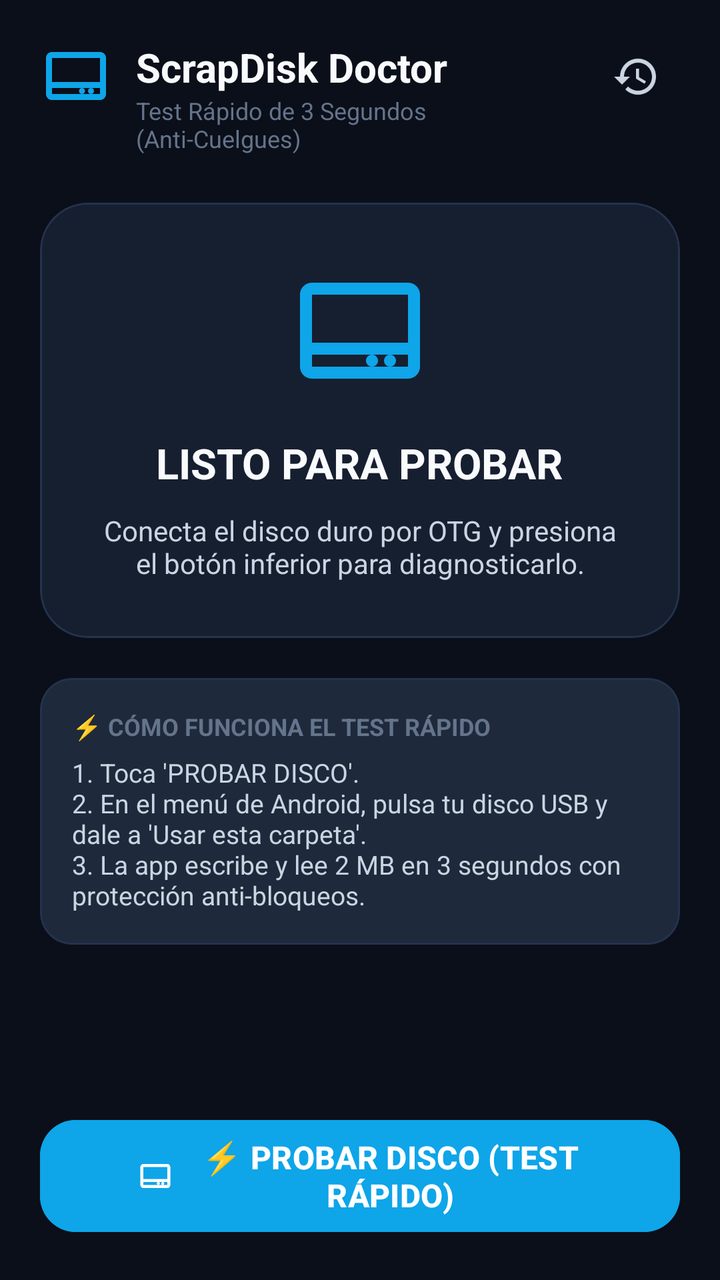
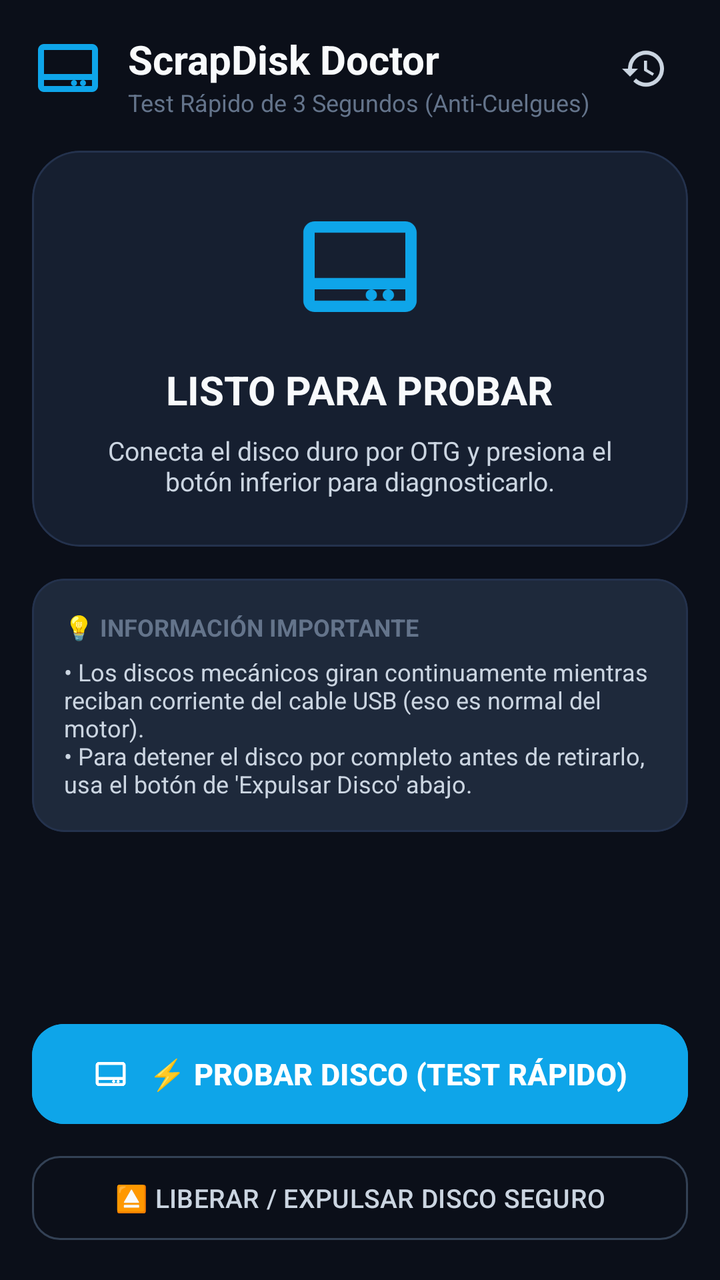

Before-and-after screenshots of an Android layout around one commit, followed by the original layout XML and the change that was made.
<!-- AndroidManifest.xml: application theme Theme.ScrapDiskDoctor -->
<!-- res/layout/activity_main.xml -->
<?xml version="1.0" encoding="utf-8"?>
<androidx.constraintlayout.widget.ConstraintLayout xmlns:android="http://schemas.android.com/apk/res/android"
    xmlns:app="http://schemas.android.com/apk/res-auto"
    xmlns:tools="http://schemas.android.com/tools"
    android:layout_width="match_parent"
    android:layout_height="match_parent"
    android:background="@color/bg_main"
    android:padding="20dp">

    
    <ImageView
        android:id="@+id/ivAppLogo"
        android:layout_width="36dp"
        android:layout_height="36dp"
        android:contentDescription="@string/app_name"
        android:src="@drawable/ic_harddrive"
        app:layout_constraintStart_toStartOf="parent"
        app:layout_constraintTop_toTopOf="parent"
        app:tint="@color/primary" />

    <TextView
        android:id="@+id/tvAppTitle"
        android:layout_width="0dp"
        android:layout_height="wrap_content"
        android:layout_marginStart="12dp"
        android:text="@string/app_name"
        android:textColor="@color/text_title"
        android:textSize="20sp"
        android:textStyle="bold"
        app:layout_constraintEnd_toStartOf="@id/btnOpenHistory"
        app:layout_constraintStart_toEndOf="@id/ivAppLogo"
        app:layout_constraintTop_toTopOf="@id/ivAppLogo" />

    <TextView
        android:id="@+id/tvAppSubtitle"
        android:layout_width="0dp"
        android:layout_height="wrap_content"
        android:text="Test Rápido de 3 Segundos (Anti-Cuelgues)"
        android:textColor="@color/text_muted"
        android:textSize="12sp"
        app:layout_constraintEnd_toEndOf="@id/tvAppTitle"
        app:layout_constraintStart_toStartOf="@id/tvAppTitle"
        app:layout_constraintTop_toBottomOf="@id/tvAppTitle" />

    <ImageButton
        android:id="@+id/btnOpenHistory"
        android:layout_width="44dp"
        android:layout_height="44dp"
        android:background="?attr/selectableItemBackgroundBorderless"
        android:contentDescription="@string/btn_history"
        android:src="@drawable/ic_history"
        app:layout_constraintBottom_toBottomOf="@id/ivAppLogo"
        app:layout_constraintEnd_toEndOf="parent"
        app:layout_constraintTop_toTopOf="@id/ivAppLogo"
        app:tint="@color/text_body" />

    
    <com.google.android.material.card.MaterialCardView
        android:id="@+id/cardStatus"
        android:layout_width="match_parent"
        android:layout_height="wrap_content"
        android:layout_marginTop="24dp"
        app:cardBackgroundColor="@color/bg_card"
        app:cardCornerRadius="24dp"
        app:cardElevation="0dp"
        app:strokeColor="#24324D"
        app:strokeWidth="1dp"
        app:layout_constraintTop_toBottomOf="@id/tvAppSubtitle">

        <LinearLayout
            android:layout_width="match_parent"
            android:layout_height="wrap_content"
            android:gravity="center"
            android:orientation="vertical"
            android:padding="28dp">

            <ImageView
                android:id="@+id/ivStatusIcon"
                android:layout_width="72dp"
                android:layout_height="72dp"
                android:layout_marginBottom="16dp"
                android:contentDescription="Estado"
                android:src="@drawable/ic_harddrive"
                app:tint="@color/primary" />

            <TextView
                android:id="@+id/tvVerdictTitle"
                android:layout_width="wrap_content"
                android:layout_height="wrap_content"
                android:gravity="center"
                android:text="LISTO PARA PROBAR"
                android:textColor="@color/text_title"
                android:textSize="21sp"
                android:textStyle="bold" />

            <TextView
                android:id="@+id/tvSpeedResult"
                android:layout_width="wrap_content"
                android:layout_height="wrap_content"
                android:layout_marginTop="8dp"
                android:text="Velocidad: -- MB/s"
                android:textColor="@color/accent"
                android:textSize="15sp"
                android:textStyle="bold"
                android:visibility="gone" />

            <TextView
                android:id="@+id/tvVerdictDetail"
                android:layout_width="wrap_content"
                android:layout_height="wrap_content"
                android:layout_marginTop="10dp"
                android:gravity="center"
                android:text="Conecta el disco duro por OTG y presiona el botón inferior para diagnosticarlo."
                android:textColor="@color/text_body"
                android:textSize="14sp" />

            
            <com.google.android.material.progressindicator.LinearProgressIndicator
                android:id="@+id/progressTest"
                android:layout_width="match_parent"
                android:layout_height="wrap_content"
                android:layout_marginTop="20dp"
                android:indeterminate="true"
                android:visibility="gone"
                app:indicatorColor="@color/primary"
                app:trackColor="@color/bg_card_secondary"
                app:trackCornerRadius="4dp" />

            <TextView
                android:id="@+id/tvProgressStatus"
                android:layout_width="wrap_content"
                android:layout_height="wrap_content"
                android:layout_marginTop="8dp"
                android:text="Probando disco..."
                android:textColor="@color/accent"
                android:textSize="13sp"
                android:visibility="gone" />

        </LinearLayout>

    </com.google.android.material.card.MaterialCardView>

    
    <com.google.android.material.card.MaterialCardView
        android:layout_width="match_parent"
        android:layout_height="wrap_content"
        android:layout_marginTop="20dp"
        app:cardBackgroundColor="@color/bg_card_secondary"
        app:cardCornerRadius="16dp"
        app:cardElevation="0dp"
        app:strokeColor="#24324D"
        app:strokeWidth="1dp"
        app:layout_constraintTop_toBottomOf="@id/cardStatus">

        <LinearLayout
            android:layout_width="match_parent"
            android:layout_height="wrap_content"
            android:orientation="vertical"
            android:padding="16dp">

            <TextView
                android:layout_width="wrap_content"
                android:layout_height="wrap_content"
                android:text="⚡ CÓMO FUNCIONA EL TEST RÁPIDO"
                android:textColor="@color/text_muted"
                android:textSize="12sp"
                android:textStyle="bold" />

            <TextView
                android:layout_width="wrap_content"
                android:layout_height="wrap_content"
                android:layout_marginTop="6dp"
                android:text="1. Toca 'PROBAR DISCO'.\n2. En el menú de Android, pulsa tu disco USB y dale a 'Usar esta carpeta'.\n3. La app escribe y lee 2 MB en 3 segundos con protección anti-bloqueos."
                android:textColor="@color/text_body"
                android:textSize="13sp" />

        </LinearLayout>

    </com.google.android.material.card.MaterialCardView>

    
    <com.google.android.material.button.MaterialButton
        android:id="@+id/btnSelectDrive"
        android:layout_width="match_parent"
        android:layout_height="64dp"
        android:backgroundTint="@color/primary"
        android:text="⚡ PROBAR DISCO (TEST RÁPIDO)"
        android:textColor="@color/white"
        android:textSize="16sp"
        android:textStyle="bold"
        app:cornerRadius="18dp"
        app:icon="@drawable/ic_harddrive"
        app:iconGravity="textStart"
        app:iconPadding="12dp"
        app:iconTint="@color/white"
        app:layout_constraintBottom_toBottomOf="parent" />

</androidx.constraintlayout.widget.ConstraintLayout>
<!-- resources referenced by this layout -->
<resources>
  <color name="accent">#38BDF8</color>
  <color name="bg_card">#161F30</color>
  <color name="bg_card_secondary">#1E293B</color>
  <color name="bg_main">#0B0F19</color>
  <color name="primary">#0EA5E9</color>
  <color name="text_body">#CBD5E1</color>
  <color name="text_muted">#64748B</color>
  <color name="text_title">#F8FAFC</color>
  <color name="white">#FFFFFF</color>
  <!-- drawable ic_harddrive (drawable) -->
  <vector xmlns:android="http://schemas.android.com/apk/res/android"
      android:width="24dp"
      android:height="24dp"
      android:viewportWidth="24"
      android:viewportHeight="24">
    <path
        android:fillColor="@color/primary"
        android:pathData="M4,4h16c1.1,0 2,0.9 2,2v12c0,1.1 -0.9,2 -2,2H4c-1.1,0 -2,-0.9 -2,-2V6c0,-1.1 0.9,-2 2,-2zm0,2v8h16V6H4zm0,10v2h16v-2H4zm14,1c0,0.55 -0.45,1 -1,1s-1,-0.45 -1,-1 0.45,-1 1,-1 1,0.45 1,1zm-3,0c0,0.55 -0.45,1 -1,1s-1,-0.45 -1,-1 0.45,-1 1,-1 1,0.45 1,1z"/>
  </vector>
  <!-- drawable ic_history (drawable) -->
  <vector xmlns:android="http://schemas.android.com/apk/res/android"
      android:width="24dp"
      android:height="24dp"
      android:viewportWidth="24"
      android:viewportHeight="24">
    <path
        android:fillColor="@color/text_body"
        android:pathData="M13,3c-4.97,0 -9,4.03 -9,9H1l3.89,3.89 0.07,0.14L9,12H6c0,-3.87 3.13,-7 7,-7s7,3.13 7,7 -3.13,7 -7,7c-1.93,0 -3.68,-0.79 -4.94,-2.06l-1.42,1.42C8.27,19.99 10.51,21 13,21c4.97,0 9,-4.03 9,-9s-4.03,-9 -9,-9zm-1,5v5l4.28,2.54 0.72,-1.21 -3.5,-2.08V8H12z"/>
  </vector>
  <string name="app_name">ScrapDisk Doctor</string>
  <string name="btn_history">HISTORIAL DE PRUEBAS</string>
  <style name="Theme.ScrapDiskDoctor" parent="Theme.Material3.Dark.NoActionBar">
          <item name="colorPrimary">@color/primary</item>
          <item name="colorOnPrimary">@color/white</item>
          <item name="android:statusBarColor">@color/bg_main</item>
          <item name="android:navigationBarColor">@color/bg_main</item>
          <item name="android:windowBackground">@color/bg_main</item>
      </style>
</resources>

<!-- the commit's change to res/layout/activity_main.xml (unified diff, before → after) -->
@@ -5,7 +5,7 @@
     android:layout_width="match_parent"
     android:layout_height="match_parent"
     android:background="@color/bg_main"
-    android:padding="20dp">
+    android:padding="16dp">
 
     
     <ImageView
@@ -54,145 +54,175 @@
         app:layout_constraintTop_toTopOf="@id/ivAppLogo"
         app:tint="@color/text_body" />
 
-    
-    <com.google.android.material.card.MaterialCardView
-        android:id="@+id/cardStatus"
+    <ScrollView
         android:layout_width="match_parent"
-        android:layout_height="wrap_content"
-        android:layout_marginTop="24dp"
-        app:cardBackgroundColor="@color/bg_card"
-        app:cardCornerRadius="24dp"
-        app:cardElevation="0dp"
-        app:strokeColor="#24324D"
-        app:strokeWidth="1dp"
+        android:layout_height="0dp"
+        android:layout_marginTop="16dp"
+        android:layout_marginBottom="12dp"
+        android:fillViewport="true"
+        android:scrollbars="none"
+        app:layout_constraintBottom_toTopOf="@id/btnSelectDrive"
         app:layout_constraintTop_toBottomOf="@id/tvAppSubtitle">
 
         <LinearLayout
             android:layout_width="match_parent"
             android:layout_height="wrap_content"
-            android:gravity="center"
-            android:orientation="vertical"
-            android:padding="28dp">
-
-            <ImageView
-                android:id="@+id/ivStatusIcon"
-                android:layout_width="72dp"
-                android:layout_height="72dp"
-                android:layout_marginBottom="16dp"
-                android:contentDescription="Estado"
-                android:src="@drawable/ic_harddrive"
-                app:tint="@color/primary" />
-
-            <TextView
-                android:id="@+id/tvVerdictTitle"
-                android:layout_width="wrap_content"
-                android:layout_height="wrap_content"
-                android:gravity="center"
-                android:text="LISTO PARA PROBAR"
-                android:textColor="@color/text_title"
-                android:textSize="21sp"
-                android:textStyle="bold" />
-
-            <TextView
-                android:id="@+id/tvSpeedResult"
-                android:layout_width="wrap_content"
-                android:layout_height="wrap_content"
-                android:layout_marginTop="8dp"
-                android:text="Velocidad: -- MB/s"
-                android:textColor="@color/accent"
-                android:textSize="15sp"
-                android:textStyle="bold"
-                android:visibility="gone" />
-
-            <TextView
-                android:id="@+id/tvVerdictDetail"
-                android:layout_width="wrap_content"
-                android:layout_height="wrap_content"
-                android:layout_marginTop="10dp"
-                android:gravity="center"
-                android:text="Conecta el disco duro por OTG y presiona el botón inferior para diagnosticarlo."
-                android:textColor="@color/text_body"
-                android:textSize="14sp" />
+            android:orientation="vertical">
 
             
-            <com.google.android.material.progressindicator.LinearProgressIndicator
-                android:id="@+id/progressTest"
+            <com.google.android.material.card.MaterialCardView
+                android:id="@+id/cardStatus"
                 android:layout_width="match_parent"
                 android:layout_height="wrap_content"
-                android:layout_marginTop="20dp"
-                android:indeterminate="true"
-                android:visibility="gone"
-                app:indicatorColor="@color/primary"
-                app:trackColor="@color/bg_card_secondary"
-                app:trackCornerRadius="4dp" />
-
-            <TextView
-                android:id="@+id/tvProgressStatus"
-                android:layout_width="wrap_content"
+                app:cardBackgroundColor="@color/bg_card"
+                app:cardCornerRadius="24dp"
+                app:cardElevation="0dp"
+                app:strokeColor="#24324D"
+                app:strokeWidth="1dp">
+
+                <LinearLayout
+                    android:layout_width="match_parent"
+                    android:layout_height="wrap_content"
+                    android:gravity="center"
+                    android:orientation="vertical"
+                    android:padding="24dp">
+
+                    <ImageView
+                        android:id="@+id/ivStatusIcon"
+                        android:layout_width="68dp"
+                        android:layout_height="68dp"
+                        android:layout_marginBottom="14dp"
+                        android:contentDescription="Estado"
+                        android:src="@drawable/ic_harddrive"
+                        app:tint="@color/primary" />
+
+                    <TextView
+                        android:id="@+id/tvVerdictTitle"
+                        android:layout_width="wrap_content"
+                        android:layout_height="wrap_content"
+                        android:gravity="center"
+                        android:text="LISTO PARA PROBAR"
+                        android:textColor="@color/text_title"
+                        android:textSize="20sp"
+                        android:textStyle="bold" />
+
+                    <TextView
+                        android:id="@+id/tvSpeedResult"
+                        android:layout_width="wrap_content"
+                        android:layout_height="wrap_content"
+                        android:layout_marginTop="6dp"
+                        android:text="Velocidad: -- MB/s"
+                        android:textColor="@color/accent"
+                        android:textSize="15sp"
+                        android:textStyle="bold"
+                        android:visibility="gone" />
+
+                    <TextView
+                        android:id="@+id/tvVerdictDetail"
+                        android:layout_width="wrap_content"
+                        android:layout_height="wrap_content"
+                        android:layout_marginTop="8dp"
+                        android:gravity="center"
+                        android:text="Conecta el disco duro por OTG y presiona el botón inferior para diagnosticarlo."
+                        android:textColor="@color/text_body"
+                        android:textSize="13sp" />
+
+                    
+                    <com.google.android.material.progressindicator.LinearProgressIndicator
+                        android:id="@+id/progressTest"
+                        android:layout_width="match_parent"
+                        android:layout_height="wrap_content"
+                        android:layout_marginTop="16dp"
+                        android:indeterminate="true"
+                        android:visibility="gone"
+                        app:indicatorColor="@color/primary"
+                        app:trackColor="@color/bg_card_secondary"
+                        app:trackCornerRadius="4dp" />
+
+                    <TextView
+                        android:id="@+id/tvProgressStatus"
+                        android:layout_width="wrap_content"
+                        android:layout_height="wrap_content"
+                        android:layout_marginTop="8dp"
+                        android:text="Probando disco..."
+                        android:textColor="@color/accent"
+                        android:textSize="13sp"
+                        android:visibility="gone" />
+
+                </LinearLayout>
+
+            </com.google.android.material.card.MaterialCardView>
+
+            
+            <com.google.android.material.card.MaterialCardView
+                android:layout_width="match_parent"
                 android:layout_height="wrap_content"
-                android:layout_marginTop="8dp"
-                android:text="Probando disco..."
-                android:textColor="@color/accent"
-                android:textSize="13sp"
-                android:visibility="gone" />
+                android:layout_marginTop="16dp"
+                app:cardBackgroundColor="@color/bg_card_secondary"
+                app:cardCornerRadius="16dp"
+                app:cardElevation="0dp"
+                app:strokeColor="#24324D"
+                app:strokeWidth="1dp">
+
+                <LinearLayout
+                    android:layout_width="match_parent"
+                    android:layout_height="wrap_content"
+                    android:orientation="vertical"
+                    android:padding="16dp">
+
+                    <TextView
+                        android:layout_width="wrap_content"
+                        android:layout_height="wrap_content"
+                        android:text="💡 INFORMACIÓN IMPORTANTE"
+                        android:textColor="@color/text_muted"
+                        android:textSize="12sp"
+                        android:textStyle="bold" />
+
+                    <TextView
+                        android:layout_width="wrap_content"
+                        android:layout_height="wrap_content"
+                        android:layout_marginTop="6dp"
+                        android:text="• Los discos mecánicos giran continuamente mientras reciban corriente del cable USB (eso es normal del motor).\n• Para detener el disco por completo antes de retirarlo, usa el botón de 'Expulsar Disco' abajo."
+                        android:textColor="@color/text_body"
+                        android:textSize="12sp" />
+
+                </LinearLayout>
+
+            </com.google.android.material.card.MaterialCardView>
 
         </LinearLayout>
 
-    </com.google.android.material.card.MaterialCardView>
-
-    
-    <com.google.android.material.card.MaterialCardView
-        android:layout_width="match_parent"
-        android:layout_height="wrap_content"
-        android:layout_marginTop="20dp"
-        app:cardBackgroundColor="@color/bg_card_secondary"
-        app:cardCornerRadius="16dp"
-        app:cardElevation="0dp"
-        app:strokeColor="#24324D"
-        app:strokeWidth="1dp"
-        app:layout_constraintTop_toBottomOf="@id/cardStatus">
-
-        <LinearLayout
-            android:layout_width="match_parent"
-            android:layout_height="wrap_content"
-            android:orientation="vertical"
-            android:padding="16dp">
-
-            <TextView
-                android:layout_width="wrap_content"
-                android:layout_height="wrap_content"
-                android:text="⚡ CÓMO FUNCIONA EL TEST RÁPIDO"
-                android:textColor="@color/text_muted"
-                android:textSize="12sp"
-                android:textStyle="bold" />
-
-            <TextView
-                android:layout_width="wrap_content"
-                android:layout_height="wrap_content"
-                android:layout_marginTop="6dp"
-                android:text="1. Toca 'PROBAR DISCO'.\n2. En el menú de Android, pulsa tu disco USB y dale a 'Usar esta carpeta'.\n3. La app escribe y lee 2 MB en 3 segundos con protección anti-bloqueos."
-                android:textColor="@color/text_body"
-                android:textSize="13sp" />
-
-        </LinearLayout>
-
-    </com.google.android.material.card.MaterialCardView>
+    </ScrollView>
 
     
     <com.google.android.material.button.MaterialButton
         android:id="@+id/btnSelectDrive"
         android:layout_width="match_parent"
-        android:layout_height="64dp"
+        android:layout_height="58dp"
+        android:layout_marginBottom="8dp"
         android:backgroundTint="@color/primary"
         android:text="⚡ PROBAR DISCO (TEST RÁPIDO)"
         android:textColor="@color/white"
-        android:textSize="16sp"
+        android:textSize="15sp"
         android:textStyle="bold"
-        app:cornerRadius="18dp"
+        app:cornerRadius="16dp"
         app:icon="@drawable/ic_harddrive"
         app:iconGravity="textStart"
-        app:iconPadding="12dp"
+        app:iconPadding="10dp"
         app:iconTint="@color/white"
+        app:layout_constraintBottom_toTopOf="@id/btnEjectDrive" />
+
+    
+    <com.google.android.material.button.MaterialButton
+        android:id="@+id/btnEjectDrive"
+        style="@style/Widget.Material3.Button.OutlinedButton"
+        android:layout_width="match_parent"
+        android:layout_height="50dp"
+        android:text="⏏️ LIBERAR / EXPULSAR DISCO SEGURO"
+        android:textColor="@color/text_body"
+        android:textSize="13sp"
+        app:cornerRadius="14dp"
+        app:strokeColor="#334155"
         app:layout_constraintBottom_toBottomOf="parent" />
 
 </androidx.constraintlayout.widget.ConstraintLayout>
